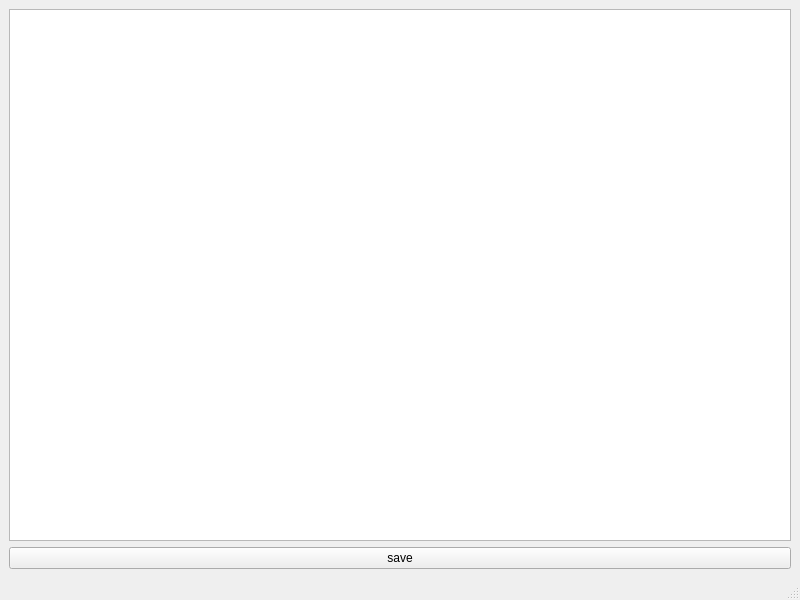
This is saveE.ui in Ethereaity/InterfaceDesign as Qt 5 draws it before an edit. The edited form follows.
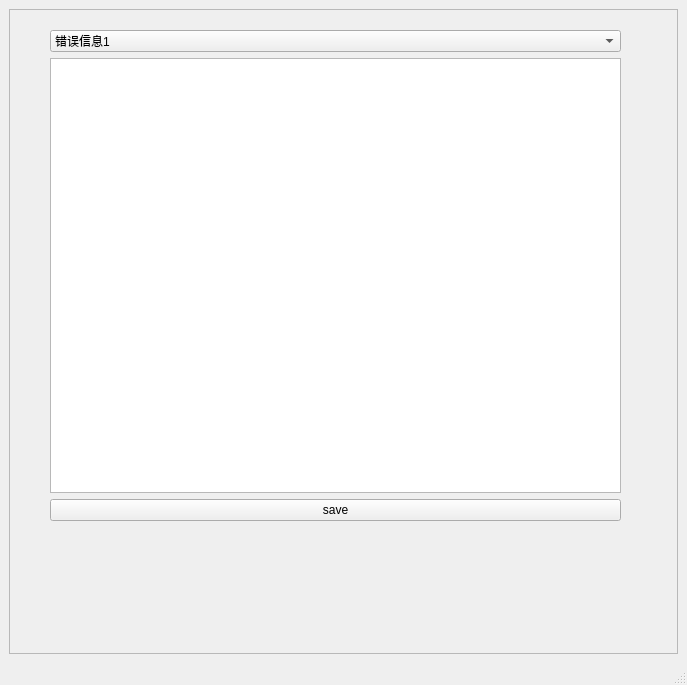
This is the edited form.

What changed in the file:
```diff
--- a/saveE.ui
+++ b/saveE.ui
@@ -6,37 +6,72 @@
    <rect>
     <x>0</x>
     <y>0</y>
-    <width>800</width>
-    <height>600</height>
+    <width>687</width>
+    <height>685</height>
    </rect>
   </property>
   <property name="windowTitle">
    <string>MainWindow</string>
   </property>
   <widget class="QWidget" name="centralwidget">
-   <layout class="QVBoxLayout" name="verticalLayout_3">
+   <layout class="QVBoxLayout" name="verticalLayout_2">
     <item>
-     <widget class="QPlainTextEdit" name="edit"/>
-    </item>
-    <item>
-     <layout class="QHBoxLayout" name="horizontalLayout"/>
-    </item>
-    <item>
-     <layout class="QHBoxLayout" name="horizontalLayout_2">
-      <item>
-       <layout class="QVBoxLayout" name="verticalLayout"/>
-      </item>
-      <item>
-       <widget class="QPushButton" name="button">
-        <property name="text">
-         <string>save</string>
+     <widget class="QScrollArea" name="scrollArea">
+      <property name="widgetResizable">
+       <bool>true</bool>
+      </property>
+      <widget class="QWidget" name="scrollAreaWidget">
+       <property name="geometry">
+        <rect>
+         <x>0</x>
+         <y>0</y>
+         <width>667</width>
+         <height>621</height>
+        </rect>
+       </property>
+       <widget class="QWidget" name="layoutWidget">
+        <property name="geometry">
+         <rect>
+          <x>40</x>
+          <y>20</y>
+          <width>571</width>
+          <height>491</height>
+         </rect>
         </property>
+        <layout class="QVBoxLayout" name="verticalLayout">
+         <item>
+          <widget class="QComboBox" name="comboBox">
+           <item>
+            <property name="text">
+             <string>错误信息1</string>
+            </property>
+           </item>
+           <item>
+            <property name="text">
+             <string>错误信息2</string>
+            </property>
+           </item>
+           <item>
+            <property name="text">
+             <string>错误信息3</string>
+            </property>
+           </item>
+          </widget>
+         </item>
+         <item>
+          <widget class="QPlainTextEdit" name="edit"/>
+         </item>
+         <item>
+          <widget class="QPushButton" name="button1">
+           <property name="text">
+            <string>save</string>
+           </property>
+          </widget>
+         </item>
+        </layout>
        </widget>
-      </item>
-      <item>
-       <layout class="QVBoxLayout" name="verticalLayout_2"/>
-      </item>
-     </layout>
+      </widget>
+     </widget>
     </item>
    </layout>
   </widget>
```
Left out of the diff: 4 changed lines with no effect on the pictures.
